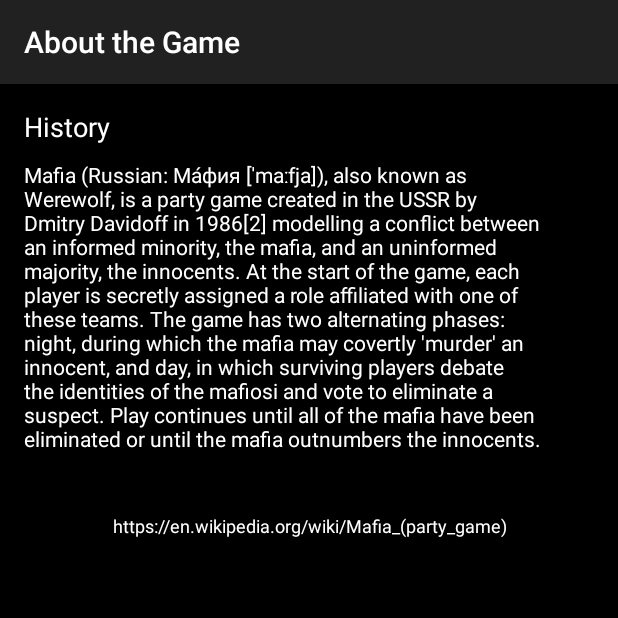
After one commit to soorinpark/mafiagame, an Android app: the aboutpage screen opened directly, with no data from a screen before it, on a phone screen of 412 x 824 dp, the top half of it. The commit adds this screen. Run offline under Robolectric (Android 15) with nearby library versions, the phone set to English and light mode, and no system bars.

Commit message:
Added about game activity + icons :+1:
about game section + icons, having trouble getting image to show

```diff
--- a/app/src/main/AndroidManifest.xml
+++ b/app/src/main/AndroidManifest.xml
@@ -17,6 +17,9 @@
                 <category android:name="android.intent.category.LAUNCHER" />
             </intent-filter>
         </activity>
+        <activity
+            android:name=".aboutpage"
+            android:label="@string/title_activity_aboutpage"></activity>
     </application>
 
 </manifest>
--- /dev/null
+++ b/app/src/main/java/com/mafiagame/csci3308/mafiagame/aboutpage.java
@@ -0,0 +1,14 @@
+package com.mafiagame.csci3308.mafiagame;
+
+import android.os.Bundle;
+import android.support.v7.app.ActionBarActivity;
+
+public class aboutpage extends ActionBarActivity {
+
+    @Override
+    protected void onCreate(Bundle savedInstanceState) {
+        super.onCreate(savedInstanceState);
+        setContentView(R.layout.activity_aboutpage);
+    }
+
+}
--- /dev/null
+++ b/app/src/main/res/layout/activity_aboutpage.xml
@@ -0,0 +1,70 @@
+<?xml version="1.0" encoding="utf-8"?>
+<RelativeLayout xmlns:android="http://schemas.android.com/apk/res/android"
+    xmlns:tools="http://schemas.android.com/tools"
+    android:layout_width="match_parent"
+    android:layout_height="match_parent"
+    android:paddingBottom="@dimen/activity_vertical_margin"
+    android:paddingLeft="@dimen/activity_horizontal_margin"
+    android:paddingRight="@dimen/activity_horizontal_margin"
+    android:paddingTop="@dimen/activity_vertical_margin"
+    tools:context="com.mafiagame.csci3308.mafiagame.aboutpage"
+    android:background="@color/primary_dark_material_dark"
+
+    >
+
+    <TextView
+        android:layout_width="wrap_content"
+        android:layout_height="wrap_content"
+        android:textAppearance="?android:attr/textAppearanceMedium"
+        android:text="History"
+        android:textColor="@color/abc_primary_text_disable_only_material_dark"
+        android:id="@+id/textView2"
+        android:layout_alignParentTop="true"
+        android:layout_alignParentLeft="true"
+        android:layout_alignParentStart="true"
+
+        />
+
+    <TextView
+        android:layout_width="wrap_content"
+        android:layout_height="wrap_content"
+        android:layout_marginTop="10dp"
+        android:height="235dp"
+        android:width="350dp"
+        android:textAppearance="?android:attr/textAppearanceSmall"
+        android:textColor="@color/abc_primary_text_disable_only_material_dark"
+        android:text="Mafia (Russian: Ма́фия [ˈmaːfja]), also known as Werewolf, is a party game created in the USSR by Dmitry Davidoff in 1986[2] modelling a conflict between an informed minority, the mafia, and an uninformed majority, the innocents. At the start of the game, each player is secretly assigned a role affiliated with one of these teams. The game has two alternating phases: night, during which the mafia may covertly 'murder' an innocent, and day, in which surviving players debate the identities of the mafiosi and vote to eliminate a suspect. Play continues until all of the mafia have been eliminated or until the mafia outnumbers the innocents."
+        android:id="@+id/textView3"
+        android:layout_below="@+id/textView2"
+        android:layout_alignParentLeft="true"
+        android:layout_alignParentStart="true" />
+
+    <TextView
+        android:layout_width="wrap_content"
+        android:layout_height="wrap_content"
+        android:textAppearance="?android:attr/textAppearanceSmall"
+        android:textColor="@color/abc_primary_text_disable_only_material_dark"
+        android:textSize="12sp"
+        android:text="https://en.wikipedia.org/wiki/Mafia_(party_game)"
+        android:id="@+id/textView4"
+        android:layout_below="@+id/textView3"
+        android:layout_alignRight="@+id/textView3"
+        android:layout_alignEnd="@+id/textView3"
+        android:layout_marginRight="20dp"
+        android:layout_marginEnd="27dp" />
+
+    <ImageView
+        android:layout_width="wrap_content"
+        android:layout_height="wrap_content"
+        android:id="@+id/imageView"
+        android:layout_below="@+id/textView4"
+        android:layout_alignLeft="@+id/textView4"
+        android:layout_alignStart="@+id/textView4"
+        android:layout_marginTop="57dp"
+        android:longClickable="false"
+        android:scaleType="fitXY"
+        android:src="@drawable/helpicon"
+        />
+
+
+</RelativeLayout>
--- a/app/src/main/res/values/strings.xml
+++ b/app/src/main/res/values/strings.xml
@@ -1,4 +1,5 @@
 <resources>
     <string name="app_name">Mafia Game</string>
     <string name="action_settings">Settings</string>
+    <string name="title_activity_aboutpage">About the Game</string>
 </resources>
```
Also changed, not shown: app/src/main/res/Resources/XML Java code resources/for button clicks to new activities/MainActivity.java (added, +145 -0 lines), app/src/main/res/Resources/XML Java code resources/for button clicks to new activities/activity_appoptions.xml (added, +12 -0 lines), app/src/main/res/Resources/XML Java code resources/for button clicks to new activities/activity_game.xml (added, +15 -0 lines), app/src/main/res/Resources/XML Java code resources/for button clicks to new activities/activity_gameoptions.xml (added, +12 -0 lines), app/src/main/res/Resources/XML Java code resources/for button clicks to new activities/activity_main.xml (added, +67 -0 lines), app/src/main/res/drawable/helpicon.png (added), app/src/main/res/drawable/magnifying-glass.png (added).
